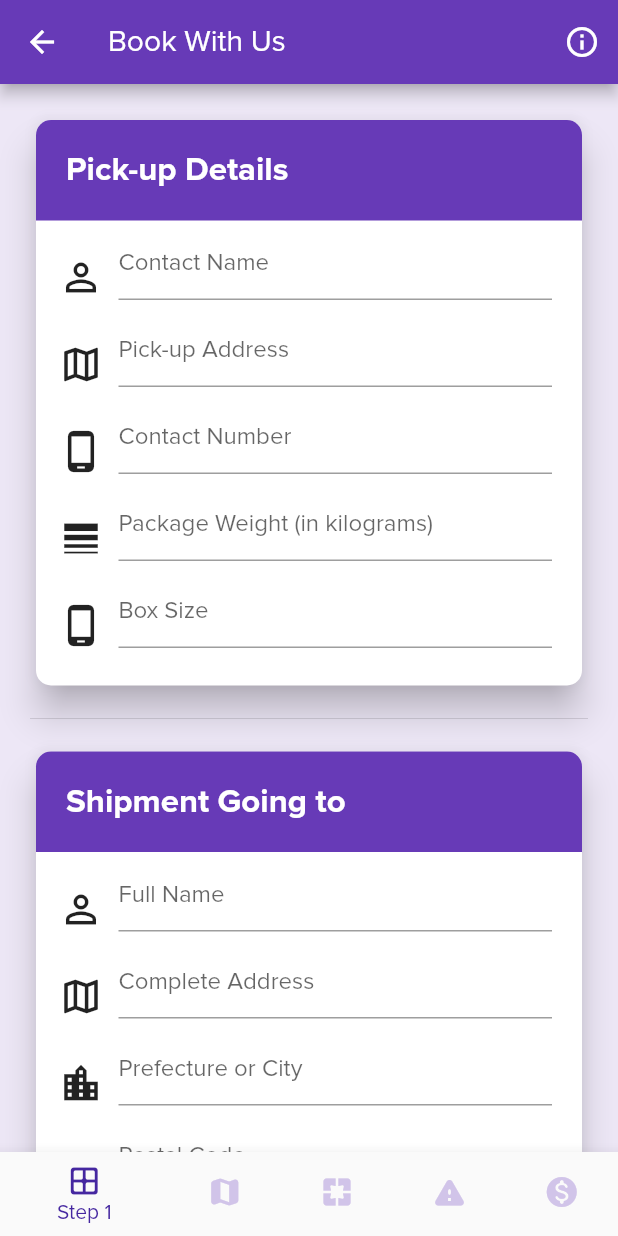
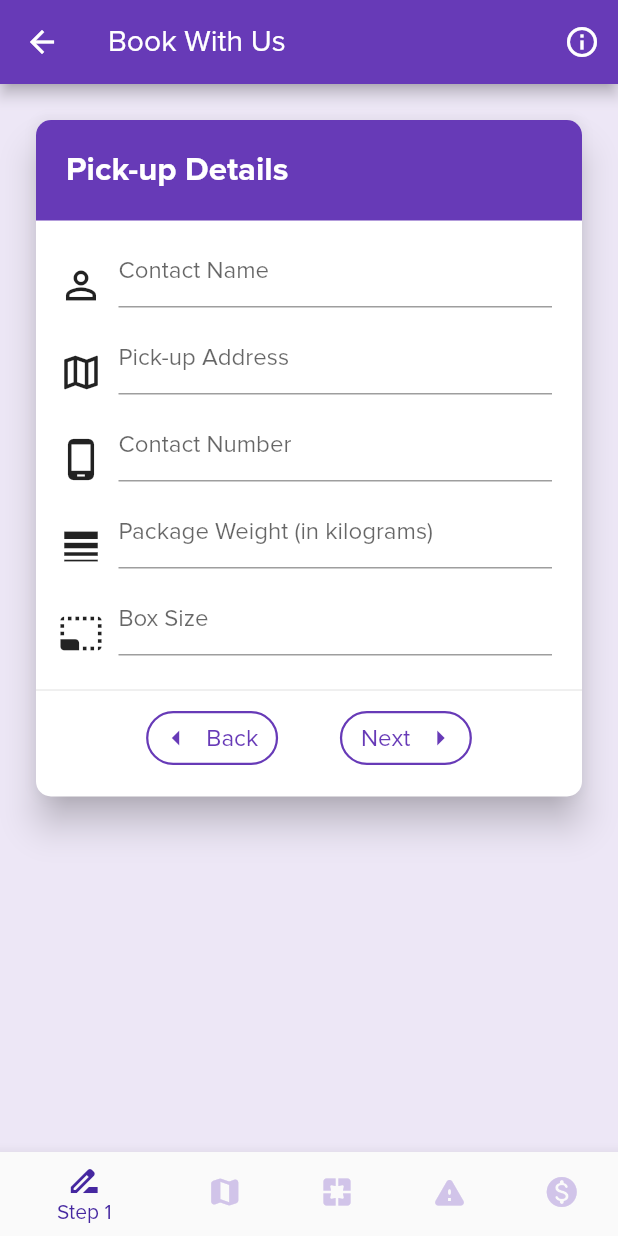
Before and after one commit to Qubits-01/pabitbit-pabagahe-pabili, a Flutter app: the screen it shows after launch, after a tap on "Book Your Order Now", on a phone screen of 412 x 824 dp. Run offline on Flutter 3.47's test engine with Material 2 defaults, Android fonts, the phone set to English and light mode, and no system bars; our stand-ins replace curved_navigation_bar.

Commit message:
Divide the oder booking into steps

```diff
--- /dev/null
+++ b/lib/providers/form_nav_bar_provider.dart
@@ -0,0 +1,15 @@
+import 'package:flutter/material.dart';
+
+class FormNavBarProvider with ChangeNotifier {
+  // ignore: prefer_final_fields
+  int _index = 0;
+
+  int get index {
+    return _index;
+  }
+
+  void changeIndex(int newIndex) {
+    _index = newIndex;
+    notifyListeners();
+  }
+}
--- /dev/null
+++ b/lib/providers/main_nav_bar_provider.dart
@@ -0,0 +1,15 @@
+import 'package:flutter/material.dart';
+
+class MainNavBarProvider with ChangeNotifier {
+  // ignore: prefer_final_fields
+  int _index = 0;
+
+  int get index {
+    return _index;
+  }
+
+  void changeIndex(int newIndex) {
+    _index = newIndex;
+    notifyListeners();
+  }
+}
--- a/lib/providers/nav_bar_state_provider.dart
+++ /dev/null
@@ -1,19 +0,0 @@
-import 'package:flutter/material.dart';
-
-class NavBarStateProvider with ChangeNotifier {
-  // ignore: prefer_final_fields
-  int _state = 0;
-
-  int get state {
-    return _state;
-  }
-
-  void changeState(int newState) {
-    _state = newState;
-    notifyListeners();
-  }
-
-  void pushScreen(BuildContext context, String routeName) {
-    Navigator.of(context).pushNamed(routeName);
-  }
-}
--- a/lib/screens/main/main_screen.dart
+++ b/lib/screens/main/main_screen.dart
@@ -1,7 +1,7 @@
 import 'package:flutter/material.dart';
 import 'package:provider/provider.dart';
 
-import '../../providers/nav_bar_state_provider.dart';
+import '../../providers/main_nav_bar_provider.dart';
 import '../../widgets/my_bottom_navigation_bar.dart';
 import '../overview/overview_screen.dart';
 import '../rate_calculator/rate_calculator_screen.dart';
@@ -14,8 +14,8 @@ class MainScreen extends StatelessWidget {
 
   static const routeName = '/';
 
-  Widget changeScreen(int navBarState) {
-    switch (navBarState) {
+  Widget changeScreen(int navBarIndex) {
+    switch (navBarIndex) {
       case 0:
         return OverviewScreen();
         break;
@@ -37,7 +37,7 @@ class MainScreen extends StatelessWidget {
     }
   }
 
-  Future<bool> _onBackPressed(BuildContext context) {
+  Future<bool> onBackPressed(BuildContext context) {
     return showDialog(
       context: context,
       builder: (context) => AlertDialog(
@@ -62,13 +62,13 @@ class MainScreen extends StatelessWidget {
     print('Main Screen');
 
     return ChangeNotifierProvider(
-      create: (context) => NavBarStateProvider(),
+      create: (context) => MainNavBarProvider(),
       child: WillPopScope(
-        onWillPop: () => _onBackPressed(context),
+        onWillPop: () => onBackPressed(context),
         child: Scaffold(
-          body: Consumer<NavBarStateProvider>(
-            builder: (context, navBarState, child) {
-              return changeScreen(navBarState.state);
+          body: Consumer<MainNavBarProvider>(
+            builder: (context, navBarIndex, child) {
+              return changeScreen(navBarIndex.index);
             },
           ),
           bottomNavigationBar: const MyBottomNavigationBar(),
--- a/lib/screens/order_booking/order_booking_screen.dart
+++ b/lib/screens/order_booking/order_booking_screen.dart
@@ -1,19 +1,16 @@
 import 'package:flutter/material.dart';
+import 'package:provider/provider.dart';
 
-import 'widgets/whole_form.dart';
+import '../../providers/form_nav_bar_provider.dart';
+import 'widgets/form_bottom_nav_bar.dart';
+import 'widgets/package_details_form.dart';
+import 'widgets/pick_up_details_form.dart';
+import 'widgets/shipment_going_to_form.dart';
 
-class OrderBookingScreen extends StatefulWidget {
-  const OrderBookingScreen();
+class OrderBookingScreen extends StatelessWidget {
+  OrderBookingScreen();
 
   static const routeName = '/booking';
-
-  @override
-  _OrderBookingScreenState createState() => _OrderBookingScreenState();
-}
-
-class _OrderBookingScreenState extends State<OrderBookingScreen> {
-  // ignore: prefer_final_fields
-  int _selectedPageIndex = 0;
 
   Future<void> _showContactInformation(BuildContext context) {
     return showDialog(
@@ -23,7 +20,7 @@ class _OrderBookingScreenState extends State<OrderBookingScreen> {
         children: <Widget>[
           Container(
             padding:
-                const EdgeInsets.only(left: 20, top: 10, right: 20, bottom: 20),
+                const EdgeInsets.only(left: 25, top: 10, right: 20, bottom: 20),
             child: Column(
               crossAxisAlignment: CrossAxisAlignment.start,
               children: <Widget>[
@@ -56,17 +53,58 @@ class _OrderBookingScreenState extends State<OrderBookingScreen> {
     );
   }
 
-  void _changePageIndex(int newIndex) {
-    setState(() {
-      _selectedPageIndex = newIndex;
-    });
+  Future<bool> onBackPressed(BuildContext context) {
+    return showDialog(
+      context: context,
+      builder: (context) => AlertDialog(
+        title: const Text('Are you sure?'),
+        content: const Text('Do you want to exit the App'),
+        actions: <Widget>[
+          FlatButton(
+            onPressed: () => Navigator.of(context).pop(true),
+            child: const Text('YES'),
+          ),
+          FlatButton(
+            onPressed: () => Navigator.of(context).pop(false),
+            child: const Text('NO'),
+          ),
+        ],
+      ),
+    );
+  }
+
+  Widget changeFormPage(Size screenSize, int navBarIndex) {
+    switch (navBarIndex) {
+      case 0:
+        return PickUpDetailsForm(screenSize, title: 'Pick-up Details');
+        break;
+      case 1:
+        return ShipmentGoingToForm(screenSize, title: 'Shipment Going To');
+        break;
+      case 2:
+        return PackageDetailsForm(screenSize, title: 'Package Details');
+        break;
+      case 3:
+        return ShipmentGoingToForm(screenSize, title: 'Shipment Going To');
+        break;
+      case 4:
+        return PackageDetailsForm(screenSize, title: 'Package Details');
+        break;
+      default:
+        return PickUpDetailsForm(screenSize, title: 'Pick-up Details');
+        break;
+    }
   }
 
   @override
   Widget build(BuildContext context) {
     final Size screenSize = MediaQuery.of(context).size;
 
-    return Scaffold(
+    return ChangeNotifierProvider(
+      create: (context) => FormNavBarProvider(),
+      child: WillPopScope(
+        onWillPop: () => onBackPressed(context),
+        child: Scaffold(
           appBar: AppBar(
             title: const Text('Book With Us'),
             actions: <Widget>[
@@ -77,39 +115,27 @@ class _OrderBookingScreenState extends State<OrderBookingScreen> {
             ],
           ),
           body: Container(
+            // This sets the background color.
             width: screenSize.width,
             height: screenSize.height,
             alignment: Alignment.topCenter,
             color: Colors.deepPurple[50],
-        child: WholeForm(screenSize),
-      ),
-      bottomNavigationBar: BottomNavigationBar(
-        currentIndex: _selectedPageIndex,
-        type: BottomNavigationBarType.shifting,
-        backgroundColor: Colors.pink,
-        selectedItemColor: Colors.deepPurple[800],
-        unselectedItemColor: Colors.deepPurple[100],
-        items: const <BottomNavigationBarItem>[
-          BottomNavigationBarItem(
-            label: 'Step 1',
-            icon: Icon(Icons.border_all_rounded),
-          ),
-          BottomNavigationBarItem(
-              label: 'Step 2', icon: Icon(Icons.map_rounded)),
-          BottomNavigationBarItem(
-            label: 'Step 3',
-            icon: Icon(Icons.pages_rounded),
-          ),
-          BottomNavigationBarItem(
-            label: 'Step 4',
-            icon: Icon(Icons.warning_rounded),
-          ),
-          BottomNavigationBarItem(
-            label: 'Step 5',
-            icon: Icon(Icons.monetization_on_rounded),
+            child: Container(
+              padding: const EdgeInsets.all(20),
+              child: SingleChildScrollView(
+                child: Column(
+                  children: <Widget>[
+                    Consumer<FormNavBarProvider>(
+                      builder: (context, navBarIndex, child) =>
+                          changeFormPage(screenSize, navBarIndex.index),
                     ),
                   ],
-        onTap: (int index) => _changePageIndex(index),
+                ),
+              ),
+            ),
+          ),
+          bottomNavigationBar: FormBottomNavBar(),
+        ),
       ),
     );
   }
--- /dev/null
+++ b/lib/screens/order_booking/widgets/form_bottom_nav_bar.dart
@@ -0,0 +1,40 @@
+import 'package:flutter/material.dart';
+import 'package:provider/provider.dart';
+
+import '../../../providers/form_nav_bar_provider.dart';
+
+class FormBottomNavBar extends StatelessWidget {
+  const FormBottomNavBar();
+
+  @override
+  Widget build(BuildContext context) {
+    return BottomNavigationBar(
+      currentIndex: Provider.of<FormNavBarProvider>(context).index,
+      type: BottomNavigationBarType.shifting,
+      selectedItemColor: Colors.deepPurple[800],
+      unselectedItemColor: Colors.deepPurple[100],
+      items: const <BottomNavigationBarItem>[
+        BottomNavigationBarItem(
+          label: 'Step 1',
+          icon: Icon(Icons.drive_file_rename_outline),
+        ),
+        BottomNavigationBarItem(label: 'Step 2', icon: Icon(Icons.map_rounded)),
+        BottomNavigationBarItem(
+          label: 'Step 3',
+          icon: Icon(Icons.pages_rounded),
+        ),
+        BottomNavigationBarItem(
+          label: 'Step 4',
+          icon: Icon(Icons.warning_rounded),
+        ),
+        BottomNavigationBarItem(
+          label: 'Step 5',
+          icon: Icon(Icons.monetization_on_rounded),
+        ),
+      ],
+      onTap: (int newIndex) =>
+          Provider.of<FormNavBarProvider>(context, listen: false)
+              .changeIndex(newIndex),
+    );
+  }
+}
--- a/lib/screens/order_booking/widgets/form_group.dart
+++ b/lib/screens/order_booking/widgets/form_group.dart
@@ -2,6 +2,7 @@ import 'package:flutter/material.dart';
 
 import 'form_group_body.dart';
 import 'form_group_header.dart';
+import 'form_screen_nav_buttons.dart';
 
 class FormGroup extends StatelessWidget {
   const FormGroup(
@@ -20,12 +21,15 @@ class FormGroup extends StatelessWidget {
       elevation: 10,
       shape: RoundedRectangleBorder(borderRadius: BorderRadius.circular(10)),
       child: Container(
+        padding: const EdgeInsets.only(bottom: 15),
         width: screenSize.width * 0.9,
         child: Column(
           crossAxisAlignment: CrossAxisAlignment.start,
           children: <Widget>[
             FormGroupHeader(screenSize, title: title),
             FormGroupBody(formFields: formFields),
+            const Divider(),
+            FormScreenNavButtons(screenSize),
           ],
         ),
       ),
--- a/lib/screens/order_booking/widgets/form_group_body.dart
+++ b/lib/screens/order_booking/widgets/form_group_body.dart
@@ -8,7 +8,7 @@ class FormGroupBody extends StatelessWidget {
   @override
   Widget build(BuildContext context) {
     return Container(
-      padding: const EdgeInsets.only(left: 15, top: 5, right: 20, bottom: 25),
+      padding: const EdgeInsets.only(left: 15, top: 10, right: 20, bottom: 15),
       child: Column(
         crossAxisAlignment: CrossAxisAlignment.start,
         children: formFields,
--- /dev/null
+++ b/lib/screens/order_booking/widgets/form_screen_nav_buttons.dart
@@ -0,0 +1,57 @@
+import 'package:flutter/material.dart';
+
+class FormScreenNavButtons extends StatelessWidget {
+  const FormScreenNavButtons(this.screenSize);
+
+  final Size screenSize;
+
+  @override
+  Widget build(BuildContext context) {
+    return Row(
+      mainAxisAlignment: MainAxisAlignment.center,
+      children: <Widget>[
+        FlatButton.icon(
+          padding: const EdgeInsets.only(right: 5),
+          splashColor: Theme.of(context).splashColor,
+          icon: Icon(
+            Icons.arrow_left_outlined,
+            color: Theme.of(context).primaryColor,
+          ),
+          label: Text(
+            'Back',
+            style: TextStyle(
+              color: Theme.of(context).primaryColor,
+              fontSize: Theme.of(context).textTheme.bodyText1.fontSize,
+            ),
+          ),
+          shape: RoundedRectangleBorder(
+            borderRadius: BorderRadius.circular(20),
+            side: const BorderSide(color: Colors.deepPurple, width: 1.5),
+          ),
+          onPressed: () {},
+        ),
+        SizedBox(width: screenSize.width * 0.1),
+        FlatButton.icon(
+          padding: const EdgeInsets.only(left: 5),
+          splashColor: Theme.of(context).splashColor,
+          icon: Text(
+            'Next',
+            style: TextStyle(
+              color: Theme.of(context).primaryColor,
+              fontSize: Theme.of(context).textTheme.bodyText1.fontSize,
+            ),
+          ),
+          label: Icon(
+            Icons.arrow_right_outlined,
+            color: Theme.of(context).primaryColor,
+          ),
+          shape: RoundedRectangleBorder(
+            borderRadius: BorderRadius.circular(20),
+            side: const BorderSide(color: Colors.deepPurple, width: 1.5),
+          ),
+          onPressed: () {},
+        ),
+      ],
+    );
+  }
+}
--- a/lib/screens/order_booking/widgets/package_details.dart
+++ b/lib/screens/order_booking/widgets/package_details_form.dart
@@ -4,8 +4,8 @@ import 'form_group.dart';
 import 'services_selection.dart';
 import 'text_field_with_icon.dart';
 
-class PackageDetails extends StatelessWidget {
-  const PackageDetails(
+class PackageDetailsForm extends StatelessWidget {
+  const PackageDetailsForm(
     this.screenSize, {
     @required this.title,
   });
--- a/lib/screens/order_booking/widgets/shipment_going_to.dart
+++ b/lib/screens/order_booking/widgets/pick_up_details_form.dart
@@ -3,8 +3,8 @@ import 'package:flutter/material.dart';
 import 'form_group.dart';
 import 'text_field_with_icon.dart';
 
-class ShipmentGoingTo extends StatelessWidget {
-  const ShipmentGoingTo(
+class PickUpDetailsForm extends StatelessWidget {
+  const PickUpDetailsForm(
     this.screenSize, {
     @required this.title,
   });
@@ -20,29 +20,15 @@ class ShipmentGoingTo extends StatelessWidget {
       formFields: const <Widget>[
         TextFieldWithIcon(
           icon: Icons.person_outline,
-          labelText: 'Full Name',
+          labelText: 'Contact Name',
           keyboardType: TextInputType.name,
           textInputAction: TextInputAction.next,
         ),
         SizedBox(height: 10),
         TextFieldWithIcon(
           icon: Icons.map_outlined,
-          labelText: 'Complete Address',
+          labelText: 'Pick-up Address',
           keyboardType: TextInputType.streetAddress,
-          textInputAction: TextInputAction.next,
-        ),
-        SizedBox(height: 10),
-        TextFieldWithIcon(
-          icon: Icons.location_city_outlined,
-          labelText: 'Prefecture or City',
-          keyboardType: TextInputType.streetAddress,
-          textInputAction: TextInputAction.next,
-        ),
-        SizedBox(height: 10),
-        TextFieldWithIcon(
-          icon: Icons.mail_outline,
-          labelText: 'Postal Code',
-          keyboardType: TextInputType.number,
           textInputAction: TextInputAction.next,
         ),
         SizedBox(height: 10),
@@ -52,6 +38,20 @@ class ShipmentGoingTo extends StatelessWidget {
           keyboardType: TextInputType.phone,
           textInputAction: TextInputAction.next,
         ),
+        SizedBox(height: 10),
+        TextFieldWithIcon(
+          icon: Icons.line_weight_outlined,
+          labelText: 'Package Weight (in kilograms)',
+          keyboardType: TextInputType.number,
+          textInputAction: TextInputAction.next,
+        ),
+        SizedBox(height: 10),
+        TextFieldWithIcon(
+          icon: Icons.photo_size_select_small_rounded,
+          labelText: 'Box Size',
+          keyboardType: TextInputType.number,
+          textInputAction: TextInputAction.next,
+        ),
       ],
     );
   }
--- a/lib/screens/order_booking/widgets/pick_up_details.dart
+++ b/lib/screens/order_booking/widgets/shipment_going_to_form.dart
@@ -3,8 +3,8 @@ import 'package:flutter/material.dart';
 import 'form_group.dart';
 import 'text_field_with_icon.dart';
 
-class PickUpDetails extends StatelessWidget {
-  const PickUpDetails(
+class ShipmentGoingToForm extends StatelessWidget {
+  const ShipmentGoingToForm(
     this.screenSize, {
     @required this.title,
   });
@@ -20,15 +20,29 @@ class PickUpDetails extends StatelessWidget {
       formFields: const <Widget>[
         TextFieldWithIcon(
           icon: Icons.person_outline,
-          labelText: 'Contact Name',
+          labelText: 'Full Name',
           keyboardType: TextInputType.name,
           textInputAction: TextInputAction.next,
         ),
         SizedBox(height: 10),
         TextFieldWithIcon(
           icon: Icons.map_outlined,
-          labelText: 'Pick-up Address',
+          labelText: 'Complete Address',
           keyboardType: TextInputType.streetAddress,
+          textInputAction: TextInputAction.next,
+        ),
+        SizedBox(height: 10),
+        TextFieldWithIcon(
+          icon: Icons.location_city_outlined,
+          labelText: 'Prefecture or City',
+          keyboardType: TextInputType.streetAddress,
+          textInputAction: TextInputAction.next,
+        ),
+        SizedBox(height: 10),
+        TextFieldWithIcon(
+          icon: Icons.mail_outline,
+          labelText: 'Postal Code',
+          keyboardType: TextInputType.number,
           textInputAction: TextInputAction.next,
         ),
         SizedBox(height: 10),
@@ -38,20 +52,6 @@ class PickUpDetails extends StatelessWidget {
           keyboardType: TextInputType.phone,
           textInputAction: TextInputAction.next,
         ),
-        SizedBox(height: 10),
-        TextFieldWithIcon(
-          icon: Icons.line_weight_outlined,
-          labelText: 'Package Weight (in kilograms)',
-          keyboardType: TextInputType.number,
-          textInputAction: TextInputAction.next,
-        ),
-        SizedBox(height: 10),
-        TextFieldWithIcon(
-          icon: Icons.phone_android_outlined,
-          labelText: 'Box Size',
-          keyboardType: TextInputType.number,
-          textInputAction: TextInputAction.next,
-        ),
       ],
     );
   }
--- a/lib/screens/order_booking/widgets/whole_form.dart
+++ /dev/null
@@ -1,30 +0,0 @@
-import 'package:flutter/material.dart';
-
-import 'form_group_divider.dart';
-import 'package_details.dart';
-import 'pick_up_details.dart';
-import 'shipment_going_to.dart';
-
-class WholeForm extends StatelessWidget {
-  const WholeForm(this.screenSize);
-
-  final Size screenSize;
-
-  @override
-  Widget build(BuildContext context) {
-    return Form(
-      child: SingleChildScrollView(
-        padding: const EdgeInsets.all(20),
-        child: Column(
-          children: <Widget>[
-            PickUpDetails(screenSize, title: 'Pick-up Details'),
-            const FormGroupDivider(),
-            ShipmentGoingTo(screenSize, title: 'Shipment Going to'),
-            const FormGroupDivider(),
-            PackageDetails(screenSize, title: 'Package Details'),
-          ],
-        ),
-      ),
-    );
-  }
-}
--- a/lib/screens/overview/widgets/lower_card_info_box.dart
+++ b/lib/screens/overview/widgets/lower_card_info_box.dart
@@ -22,7 +22,10 @@ class LowerCardInfoBox extends StatelessWidget {
             const LowerCardInfoBoxTitle(),
             Text(
               'All your booked orders can be found here.',
-              style: Theme.of(context).textTheme.bodyText2,
+              style: TextStyle(
+                fontSize: Theme.of(context).textTheme.bodyText2.fontSize,
+                color: Colors.black54,
+              ),
             ),
             const Divider(),
             const Text(
--- a/lib/screens/overview/widgets/lower_card_info_box_title.dart
+++ b/lib/screens/overview/widgets/lower_card_info_box_title.dart
@@ -5,7 +5,9 @@ class LowerCardInfoBoxTitle extends StatelessWidget {
 
   @override
   Widget build(BuildContext context) {
-    return Row(
+    return Padding(
+      padding: const EdgeInsets.only(right: 10),
+      child: Row(
         children: [
           Expanded(
             child: FittedBox(
@@ -17,8 +19,9 @@ class LowerCardInfoBoxTitle extends StatelessWidget {
               ),
             ),
           ),
-        const Icon(Icons.shopping_cart_outlined),
+          const Icon(Icons.list_alt_outlined),
         ],
+      ),
     );
   }
 }
--- a/lib/screens/overview/widgets/upper_card_lower_list_tile.dart
+++ b/lib/screens/overview/widgets/upper_card_lower_list_tile.dart
@@ -14,7 +14,7 @@ class UpperCardLowerListTile extends StatelessWidget {
           Navigator.of(context).pushNamed(OrderBookingScreen.routeName),
       child: ListTile(
         leading: Icon(
-          Icons.delivery_dining,
+          Icons.add_shopping_cart_outlined,
           size: screenSize.width * 0.09,
         ),
         title: Text(
--- a/lib/theme_data.dart
+++ b/lib/theme_data.dart
@@ -3,8 +3,8 @@ import 'package:flutter/material.dart';
 ThemeData themeData() {
   return ThemeData(
     primarySwatch: Colors.deepPurple,
-    primaryColor: Colors.deepPurple,
     accentColor: Colors.deepPurpleAccent,
+    splashColor: Colors.deepPurpleAccent[50],
     fontFamily: 'ProximaNova',
     textTheme: const TextTheme(
       headline3: TextStyle(fontSize: 34.0, fontWeight: FontWeight.bold),
--- a/lib/widgets/my_bottom_navigation_bar.dart
+++ b/lib/widgets/my_bottom_navigation_bar.dart
@@ -2,7 +2,7 @@ import 'package:flutter/material.dart';
 import 'package:provider/provider.dart';
 import 'package:curved_navigation_bar/curved_navigation_bar.dart';
 
-import '../providers/nav_bar_state_provider.dart';
+import '../providers/main_nav_bar_provider.dart';
 
 class MyBottomNavigationBar extends StatelessWidget {
   const MyBottomNavigationBar();
@@ -19,10 +19,8 @@ class MyBottomNavigationBar extends StatelessWidget {
         Icon(Icons.settings, size: 30),
         Icon(Icons.info, size: 30),
       ],
-      onTap: (index) {
-        Provider.of<NavBarStateProvider>(context, listen: false)
-            .changeState(index);
-      },
+      onTap: (index) => Provider.of<MainNavBarProvider>(context, listen: false)
+          .changeIndex(index),
     );
   }
 }
```
Lines whose indentation alone changed are shown as unchanged.
